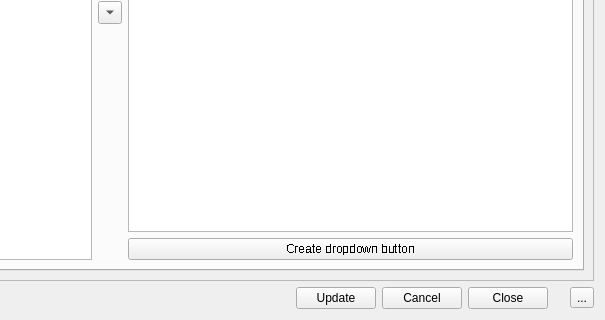
Above: Resources/ui/Design.ui from APEbbers/FreeCAD-Ribbon before the change; both pictures show x 385 to 990 and y 467 to 787 of the 990 by 787 pixel window. Below: the same form after it.
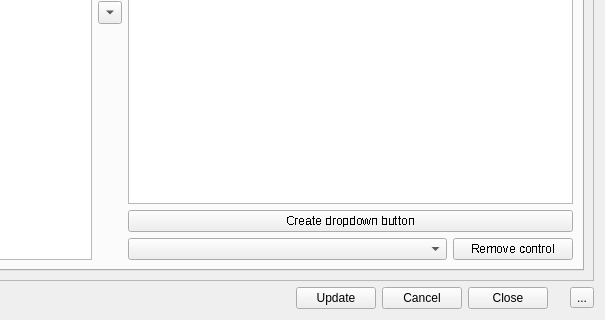
That is the form after the change. Icons and pictures are not drawn.

Commit message: Added controls for removing dropdown buttons

Patch:
```diff
--- a/Resources/ui/Design.ui
+++ b/Resources/ui/Design.ui
@@ -46,7 +46,7 @@
   <property name="autoFillBackground">
    <bool>false</bool>
   </property>
-  <layout class="QGridLayout" name="gridLayout_24">
+  <layout class="QGridLayout" name="gridLayout_46">
    <item row="0" column="0">
     <layout class="QGridLayout" name="gridLayout_28">
      <item row="0" column="0">
@@ -1515,24 +1515,6 @@
              </item>
              <item row="1" column="2">
               <layout class="QGridLayout" name="gridLayout_36">
-               <item row="1" column="0">
-                <widget class="QListWidget" name="NewControl_DDB">
-                 <property name="selectionMode">
-                  <enum>QAbstractItemView::SelectionMode::SingleSelection</enum>
-                 </property>
-                 <property name="sortingEnabled">
-                  <bool>true</bool>
-                 </property>
-                 <item>
-                  <property name="text">
-                   <string>New Item</string>
-                  </property>
-                  <property name="checkState">
-                   <enum>Checked</enum>
-                  </property>
-                 </item>
-                </widget>
-               </item>
                <item row="2" column="0">
                 <widget class="QPushButton" name="CreateControl_DDB">
                  <property name="text">
@@ -1553,6 +1535,50 @@
                  </property>
                 </widget>
                </item>
+               <item row="1" column="0">
+                <widget class="QListWidget" name="NewControl_DDB">
+                 <property name="selectionMode">
+                  <enum>QAbstractItemView::SelectionMode::SingleSelection</enum>
+                 </property>
+                 <property name="sortingEnabled">
+                  <bool>true</bool>
+                 </property>
+                 <item>
+                  <property name="text">
+                   <string>New Item</string>
+                  </property>
+                  <property name="checkState">
+                   <enum>Checked</enum>
+                  </property>
+                 </item>
+                </widget>
+               </item>
+               <item row="3" column="0">
+                <layout class="QGridLayout" name="gridLayout_24">
+                 <item row="0" column="0">
+                  <widget class="QComboBox" name="CommandList_DDB"/>
+                 </item>
+                 <item row="0" column="1">
+                  <widget class="QPushButton" name="RemoveControl_DDB">
+                   <property name="sizePolicy">
+                    <sizepolicy hsizetype="Fixed" vsizetype="Fixed">
+                     <horstretch>0</horstretch>
+                     <verstretch>0</verstretch>
+                    </sizepolicy>
+                   </property>
+                   <property name="minimumSize">
+                    <size>
+                     <width>120</width>
+                     <height>0</height>
+                    </size>
+                   </property>
+                   <property name="text">
+                    <string>Remove control</string>
+                   </property>
+                  </widget>
+                 </item>
+                </layout>
+               </item>
               </layout>
              </item>
             </layout>
```
The commit also changes 2 other files.
